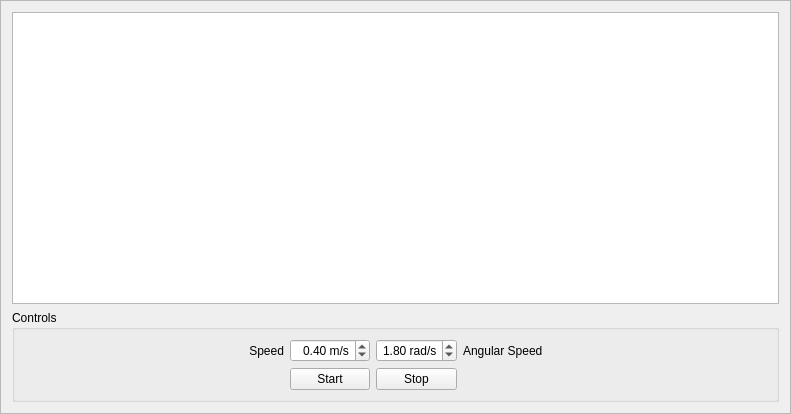
This is kobuki_qtestsuite/src/kobuki_qtestsuite/ui/wandering_frame.ui in yujinrobot/kobuki_desktop as Qt 5 draws it before an edit. The edited form follows.
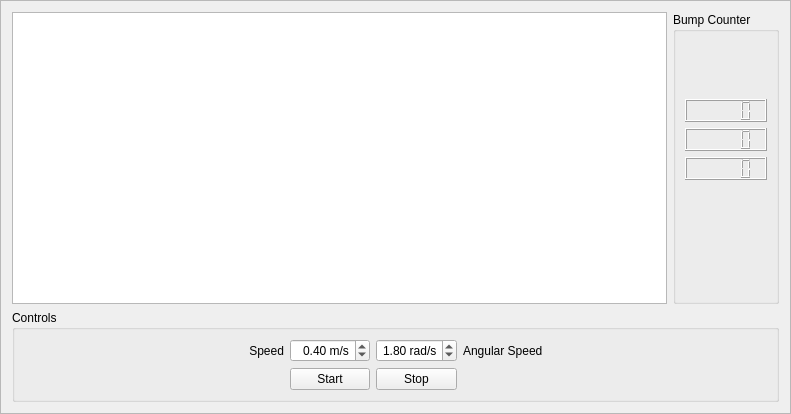
This is the edited form.

Commit message: wandering test bump counter added.

The edit to the form file:
```diff
--- a/kobuki_qtestsuite/src/kobuki_qtestsuite/ui/wandering_frame.ui
+++ b/kobuki_qtestsuite/src/kobuki_qtestsuite/ui/wandering_frame.ui
@@ -19,8 +19,8 @@
   <property name="frameShadow">
    <enum>QFrame::Raised</enum>
   </property>
-  <layout class="QVBoxLayout" name="verticalLayout">
-   <item>
+  <layout class="QGridLayout" name="gridLayout_2">
+   <item row="0" column="0">
     <widget class="QTextBrowser" name="text_browser">
      <property name="autoFormatting">
       <set>QTextEdit::AutoAll</set>
@@ -41,7 +41,51 @@
      </property>
     </widget>
    </item>
-   <item>
+   <item row="0" column="1">
+    <widget class="QGroupBox" name="groupBox_2">
+     <property name="title">
+      <string>Bump Counter</string>
+     </property>
+     <layout class="QVBoxLayout" name="verticalLayout">
+      <item>
+       <spacer name="verticalSpacer_2">
+        <property name="orientation">
+         <enum>Qt::Vertical</enum>
+        </property>
+        <property name="sizeHint" stdset="0">
+         <size>
+          <width>20</width>
+          <height>65</height>
+         </size>
+        </property>
+       </spacer>
+      </item>
+      <item>
+       <widget class="QLCDNumber" name="left_bump_counter_lcd"/>
+      </item>
+      <item>
+       <widget class="QLCDNumber" name="centre_bump_counter_lcd"/>
+      </item>
+      <item>
+       <widget class="QLCDNumber" name="right_bump_counter_lcd"/>
+      </item>
+      <item>
+       <spacer name="verticalSpacer">
+        <property name="orientation">
+         <enum>Qt::Vertical</enum>
+        </property>
+        <property name="sizeHint" stdset="0">
+         <size>
+          <width>20</width>
+          <height>119</height>
+         </size>
+        </property>
+       </spacer>
+      </item>
+     </layout>
+    </widget>
+   </item>
+   <item row="1" column="0" colspan="2">
     <widget class="QGroupBox" name="groupBox">
      <property name="title">
       <string>Controls</string>
```
The commit also changes 9 other files.
